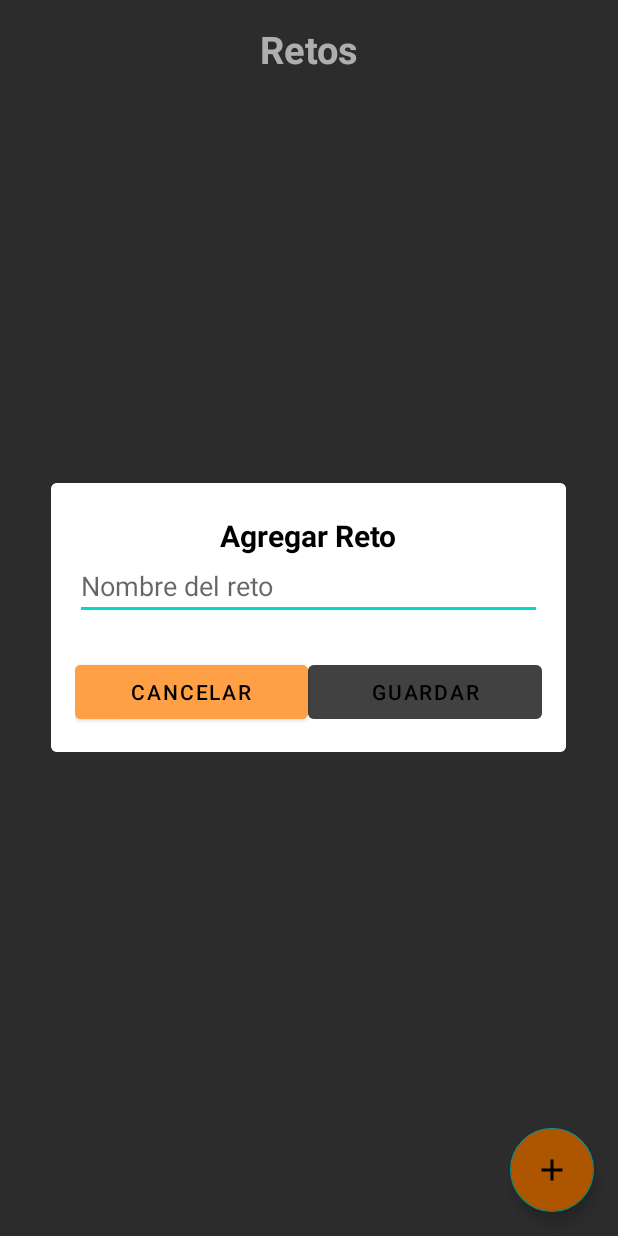
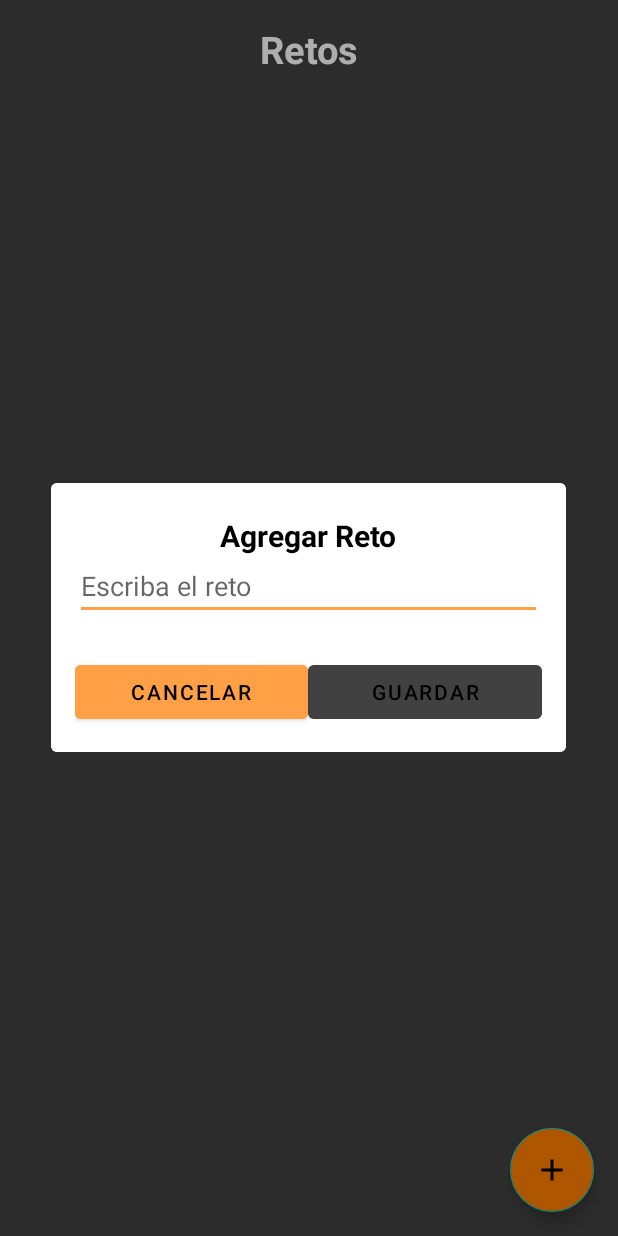
Before and after one commit to Som1326/Equipo6_Miniproyecto_I, an Android app: the ChallengeFragment screen opened through its navigation route, after a tap on "button add", on a phone screen of 412 x 824 dp. Run offline under Robolectric (Android 15) with nearby library versions, the phone set to English and light mode, and no system bars; our stand-ins replace data binding.

Commit message:
enhacement custom dialog to add challenge

```diff
--- a/app/src/main/res/layout/dialog_custom.xml
+++ b/app/src/main/res/layout/dialog_custom.xml
@@ -24,19 +24,20 @@
             app:layout_constraintStart_toStartOf="parent"
             app:layout_constraintEnd_toEndOf="parent"
             android:layout_marginTop="5dp"
-            android:layout_marginBottom="20dp" />
+            android:layout_marginBottom="20dp"/>
 
         <EditText
             android:id="@+id/et_challenge_name"
             android:layout_width="0dp"
             android:layout_height="wrap_content"
-            android:hint="Nombre del reto"
+            android:hint="Escriba el reto"
             android:inputType="text"
             app:layout_constraintTop_toTopOf="parent"
             app:layout_constraintStart_toStartOf="parent"
             app:layout_constraintEnd_toEndOf="parent"
             android:layout_marginTop="30dp"
             android:layout_marginBottom="16dp"
+            android:backgroundTint="@color/orange_mid"
             app:layout_constraintBottom_toTopOf="@+id/button_container" />
 
         <!-- Contenedor para los botones -->
```
